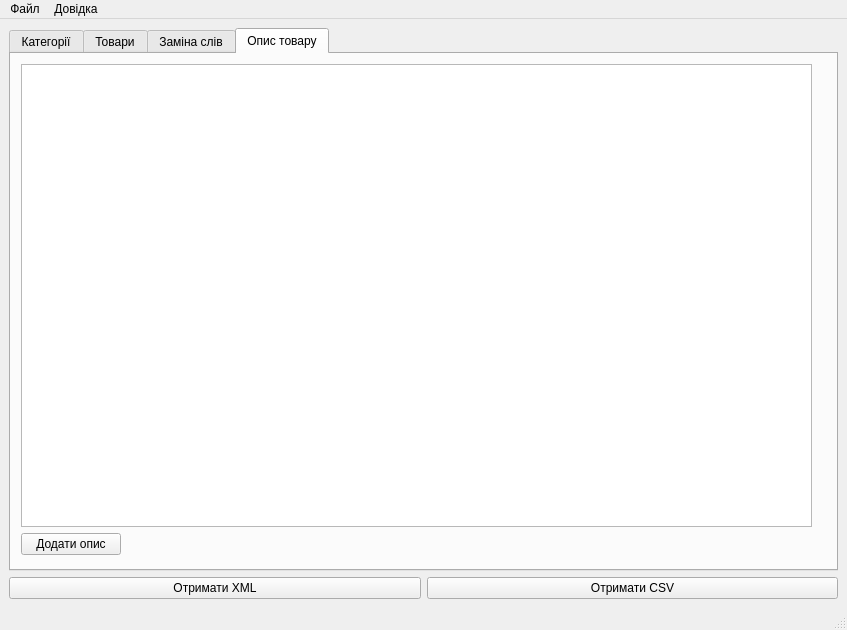
Before: the Qt Designer form mainwindow.ui in coolrich/xml-feed-editor, drawn with Qt 5.
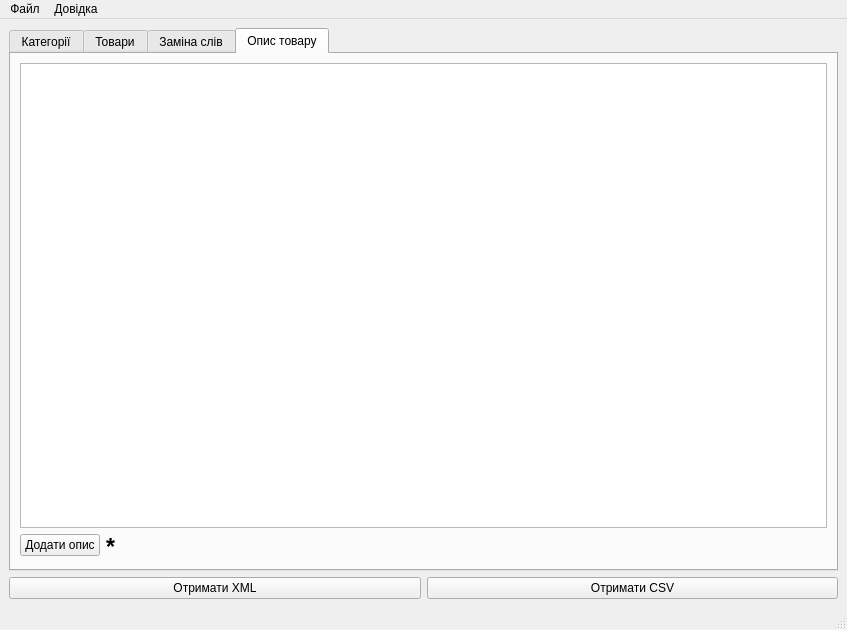
After: the same form once the commit is applied.

Commit message: Stage of the fixing bugs and adding new features: - Testing and fixing a feature that allows to paste a prefix description to each offer's description element. #offer #description #newfeature

Patch:
```diff
--- a/mainwindow.ui
+++ b/mainwindow.ui
@@ -800,18 +800,18 @@
          <attribute name="title">
           <string>Опис товару</string>
          </attribute>
-         <widget class="QWidget" name="">
-          <property name="geometry">
-           <rect>
-            <x>10</x>
-            <y>10</y>
-            <width>791</width>
-            <height>491</height>
-           </rect>
-          </property>
-          <layout class="QGridLayout" name="gridLayout_2">
-           <item row="0" column="0">
-            <widget class="QPlainTextEdit" name="offer_decription_plain_text_edit"/>
+         <layout class="QVBoxLayout" name="verticalLayout_24">
+          <item>
+           <layout class="QFormLayout" name="formLayout">
+            <item row="0" column="0" colspan="2">
+             <widget class="QPlainTextEdit" name="offer_description_plain_text_edit">
+              <property name="minimumSize">
+               <size>
+                <width>0</width>
+                <height>457</height>
+               </size>
+              </property>
+             </widget>
            </item>
            <item row="1" column="0">
             <widget class="QPushButton" name="add_description_push_button">
@@ -826,8 +826,43 @@
              </property>
             </widget>
            </item>
-          </layout>
-         </widget>
+            <item row="1" column="1">
+             <widget class="QLabel" name="description_text_indicator_label">
+              <property name="enabled">
+               <bool>true</bool>
+              </property>
+              <property name="maximumSize">
+               <size>
+                <width>27</width>
+                <height>16777215</height>
+               </size>
+              </property>
+              <property name="font">
+               <font>
+                <pointsize>17</pointsize>
+                <weight>75</weight>
+                <bold>true</bold>
+                <strikeout>false</strikeout>
+                <kerning>true</kerning>
+               </font>
+              </property>
+              <property name="lineWidth">
+               <number>1</number>
+              </property>
+              <property name="text">
+               <string>*</string>
+              </property>
+              <property name="textFormat">
+               <enum>Qt::PlainText</enum>
+              </property>
+              <property name="wordWrap">
+               <bool>false</bool>
+              </property>
+             </widget>
+            </item>
+           </layout>
+          </item>
+         </layout>
         </widget>
        </widget>
       </item>
```
Lines whose indentation alone changed are shown as unchanged. The commit also changes 2 other files.
